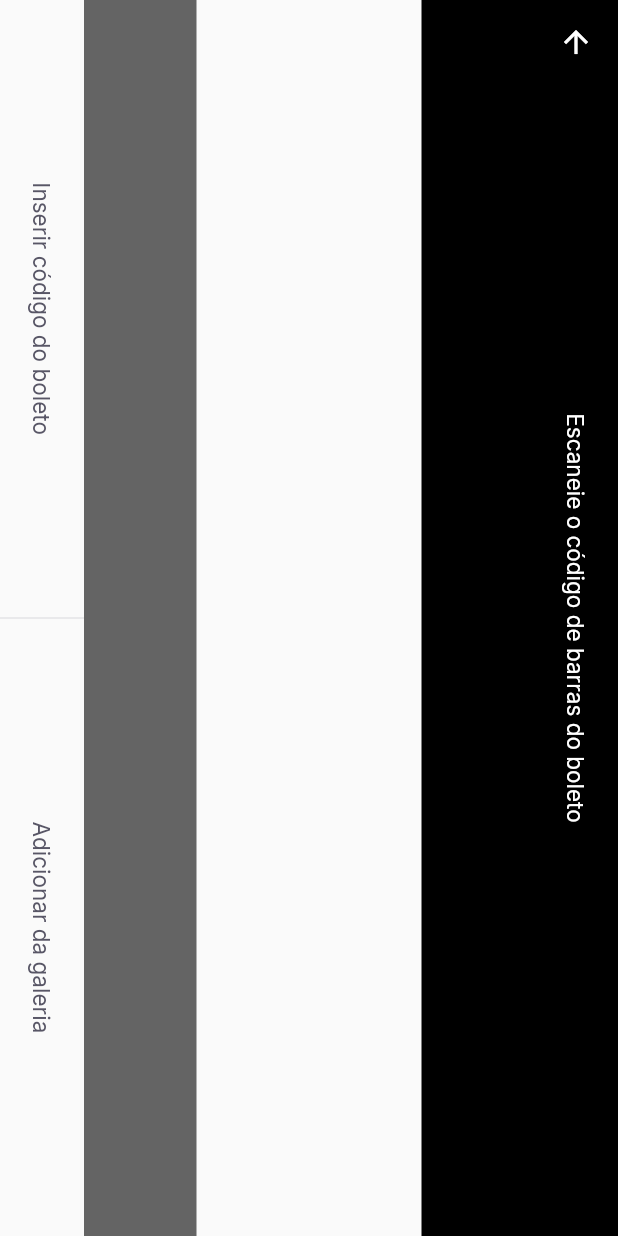
After one commit to DevMiguell/payflow, a Flutter app: the BarcodeScannerPage screen opened by its route, on a phone screen of 412 x 824 dp. The commit adds this screen. Run offline on Flutter 3.47's test engine with Material 2 defaults, Android fonts, the phone set to English and light mode, and no system bars; our stand-ins replace firebase_core, google_fonts, google_sign_in, shared_preferences; accounts and stored records are empty.

Commit message:
feat: barcode init

```diff
--- a/lib/app_widget.dart
+++ b/lib/app_widget.dart
@@ -1,5 +1,6 @@
 import 'package:flutter/material.dart';
 
+import 'modules/barcode_scanner/barcode_scanner_page.dart';
 import 'modules/home/home_page.dart';
 import 'modules/login/login_page.dart';
 import 'modules/splash/splash_page.dart';
@@ -13,6 +14,7 @@ class AppWidget extends StatelessWidget {
     return MaterialApp(
       title: 'Pay Flow',
       theme: ThemeData(
+        primarySwatch: Colors.orange,
         primaryColor: AppColors.primary,
       ),
       initialRoute: "/splash",
@@ -20,6 +22,7 @@ class AppWidget extends StatelessWidget {
         "/splash": (context) => SplashPage(),
         "/login": (context) => LoginPage(),
         "/home": (context) => HomePage(),
+        "/barcode_scanner": (context) => BarcodeScannerPage(),
       },
     );
   }
--- /dev/null
+++ b/lib/modules/barcode_scanner/barcode_scanner_page.dart
@@ -0,0 +1,65 @@
+import 'package:flutter/material.dart';
+import 'package:payflow/shared/themes/app_colors.dart';
+import 'package:payflow/shared/themes/app_text_styles.dart';
+import 'package:payflow/shared/widgets/divider_vertical/divider_vertical_widget.dart';
+import 'package:payflow/shared/widgets/label_button/label_button.dart';
+
+import '../../shared/widgets/set_label_buttons/set_label_button.dart';
+
+class BarcodeScannerPage extends StatefulWidget {
+  const BarcodeScannerPage({Key? key}) : super(key: key);
+
+  @override
+  State<BarcodeScannerPage> createState() => _BarcodeScannerPageState();
+}
+
+class _BarcodeScannerPageState extends State<BarcodeScannerPage> {
+  @override
+  Widget build(BuildContext context) {
+    return SafeArea(
+      top: true,
+      bottom: true,
+      left: true,
+      right: true,
+      child: RotatedBox(
+        quarterTurns: 1,
+        child: Scaffold(
+          appBar: AppBar(
+            backgroundColor: Colors.black,
+            title: Text("Escaneie o código de barras do boleto",
+                style: TextStyles.buttonBackground),
+            centerTitle: true,
+            leading: const BackButton(
+              color: AppColors.background,
+            ),
+          ),
+          body: Column(
+            children: [
+              Expanded(
+                child: Container(
+                  color: Colors.black,
+                ),
+              ),
+              Expanded(
+                flex: 2,
+                child: Container(
+                  color: Colors.transparent,
+                ),
+              ),
+              Expanded(
+                child: Container(
+                  color: Colors.black.withOpacity(0.6),
+                ),
+              ),
+            ],
+          ),
+          bottomNavigationBar: SetLabelButtons(
+              onPrimaryPressed: () {},
+              onSecondaryPressed: () {},
+              primaryLabel: "Inserir código do boleto",
+              secondaryLabel: "Adicionar da galeria"),
+        ),
+      ),
+    );
+  }
+}
--- /dev/null
+++ b/lib/shared/widgets/divider_vertical/divider_vertical_widget.dart
@@ -0,0 +1,15 @@
+import 'package:flutter/material.dart';
+import 'package:payflow/shared/themes/app_colors.dart';
+
+class DividerVerticalWidget extends StatelessWidget {
+  const DividerVerticalWidget({Key? key}) : super(key: key);
+
+  @override
+  Widget build(BuildContext context) {
+    return Container(
+      width: 1,
+      height: double.infinity,
+      color: AppColors.stroke,
+    );
+  }
+}
--- /dev/null
+++ b/lib/shared/widgets/label_button/label_button.dart
@@ -0,0 +1,19 @@
+import 'package:flutter/material.dart';
+import 'package:payflow/shared/themes/app_text_styles.dart';
+
+class LabelButton extends StatelessWidget {
+  final String label;
+  final VoidCallback onPressed;
+  const LabelButton({Key? key, required this.label, required this.onPressed})
+      : super(key: key);
+
+  @override
+  Widget build(BuildContext context) {
+    return SizedBox(
+      height: 56,
+      child: TextButton(
+          onPressed: onPressed,
+          child: Text(label, style: TextStyles.buttonHeading)),
+    );
+  }
+}
--- /dev/null
+++ b/lib/shared/widgets/set_label_buttons/set_label_button.dart
@@ -0,0 +1,40 @@
+import 'package:flutter/material.dart';
+
+import '../divider_vertical/divider_vertical_widget.dart';
+import '../label_button/label_button.dart';
+
+class SetLabelButtons extends StatelessWidget {
+  final String primaryLabel;
+  final VoidCallback onPrimaryPressed;
+  final String secondaryLabel;
+  final VoidCallback onSecondaryPressed;
+  const SetLabelButtons(
+      {Key? key,
+      required this.primaryLabel,
+      required this.onPrimaryPressed,
+      required this.secondaryLabel,
+      required this.onSecondaryPressed})
+      : super(key: key);
+
+  @override
+  Widget build(BuildContext context) {
+    return SizedBox(
+      height: 56,
+      child: Row(children: [
+        Expanded(
+          child: LabelButton(
+            label: primaryLabel,
+            onPressed: onPrimaryPressed,
+          ),
+        ),
+        const DividerVerticalWidget(),
+        Expanded(
+          child: LabelButton(
+            label: secondaryLabel,
+            onPressed: onSecondaryPressed,
+          ),
+        )
+      ]),
+    );
+  }
+}
--- a/pubspec.yaml
+++ b/pubspec.yaml
@@ -33,6 +33,10 @@ dependencies:
   google_sign_in: ^5.0.4
   google_sign_in_web: ^0.10.0
   shared_preferences: ^2.0.6
+  google_ml_kit: ^0.6.0
+  camera: ^0.8.1+3
+  image_picker: ^0.8.0+4
+  image_picker_for_web: ^2.0.0
 
   # The following adds the Cupertino Icons font to your application.
   # Use with the CupertinoIcons class for iOS style icons.
```
Also changed, not shown: pubspec.lock.
